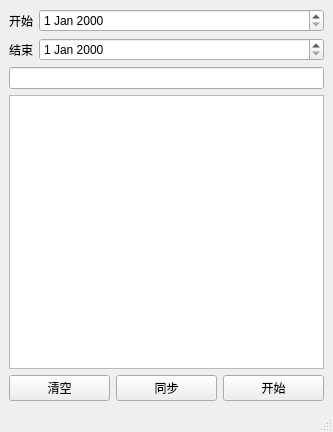
Old version of the form home.ui in the repository UnDemoon/WechatGather.
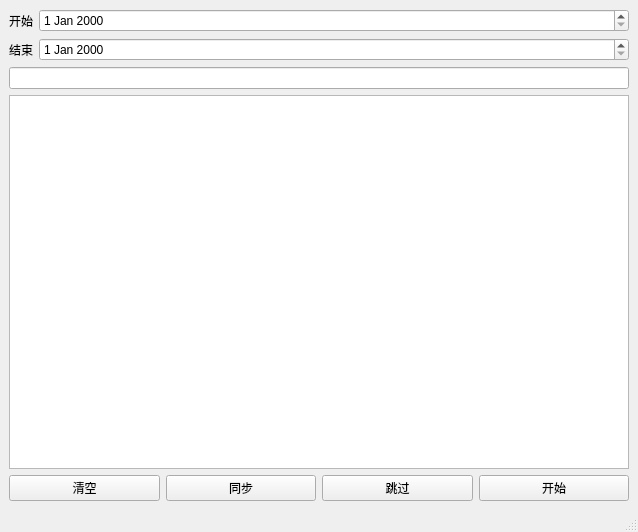
New version of the form.

The edit to the form file:
```diff
--- a/home.ui
+++ b/home.ui
@@ -6,8 +6,8 @@
    <rect>
     <x>0</x>
     <y>0</y>
-    <width>333</width>
-    <height>432</height>
+    <width>638</width>
+    <height>532</height>
    </rect>
   </property>
   <property name="windowTitle">
@@ -63,6 +63,13 @@
           </property>
          </widget>
         </item>
+        <item>
+         <widget class="QPushButton" name="pushButton_4">
+          <property name="text">
+           <string>跳过</string>
+          </property>
+         </widget>
+        </item>
         <item>
          <widget class="QPushButton" name="pushButton">
           <property name="text">
```
